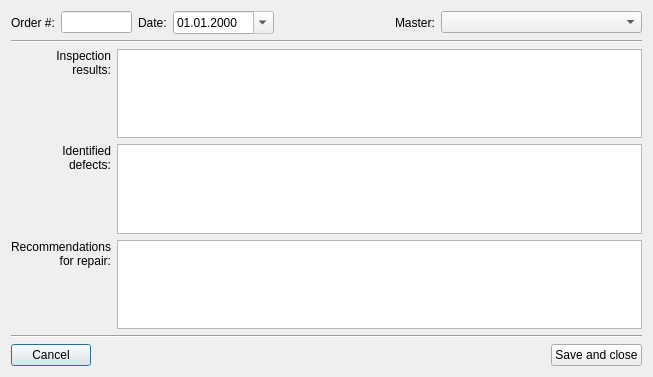
First picture: the form in RepairCenter/editdiagreport.ui, repository Feo-d-oR/YARC, before the edit.
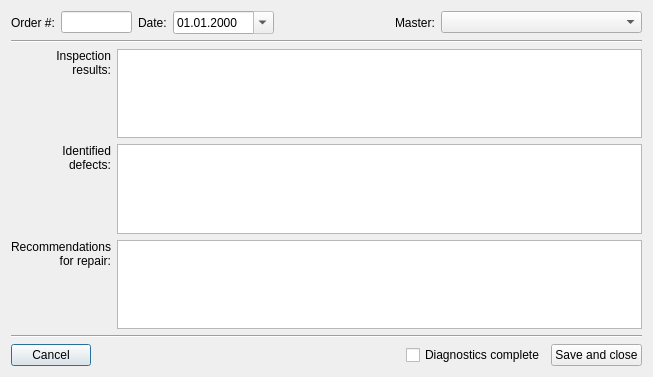
Second picture: the form after the edit. Icons and pictures are not drawn.

Commit message: Added->'Complete' checkboxes in dialogs, sets corresponding order status on save.

```diff
--- a/RepairCenter/editdiagreport.ui
+++ b/RepairCenter/editdiagreport.ui
@@ -206,6 +206,16 @@
        </property>
       </spacer>
      </item>
+     <item>
+      <widget class="QCheckBox" name="cbDiagComplete">
+       <property name="toolTip">
+        <string>&lt;html&gt;&lt;head/&gt;&lt;body&gt;&lt;p&gt;Sets corresponding order state&lt;/p&gt;&lt;/body&gt;&lt;/html&gt;</string>
+       </property>
+       <property name="text">
+        <string>Diagnostics complete</string>
+       </property>
+      </widget>
+     </item>
      <item>
       <widget class="QPushButton" name="bSave">
        <property name="text">
```
The commit also changes 10 other files.
